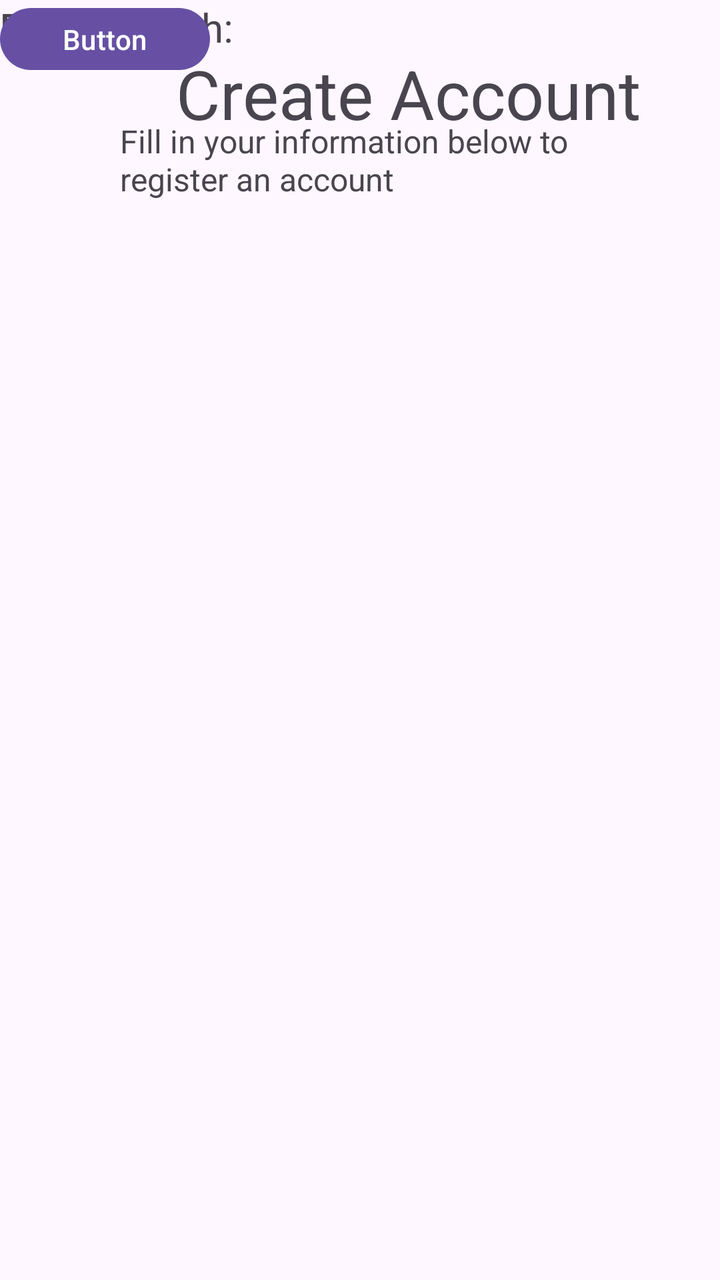
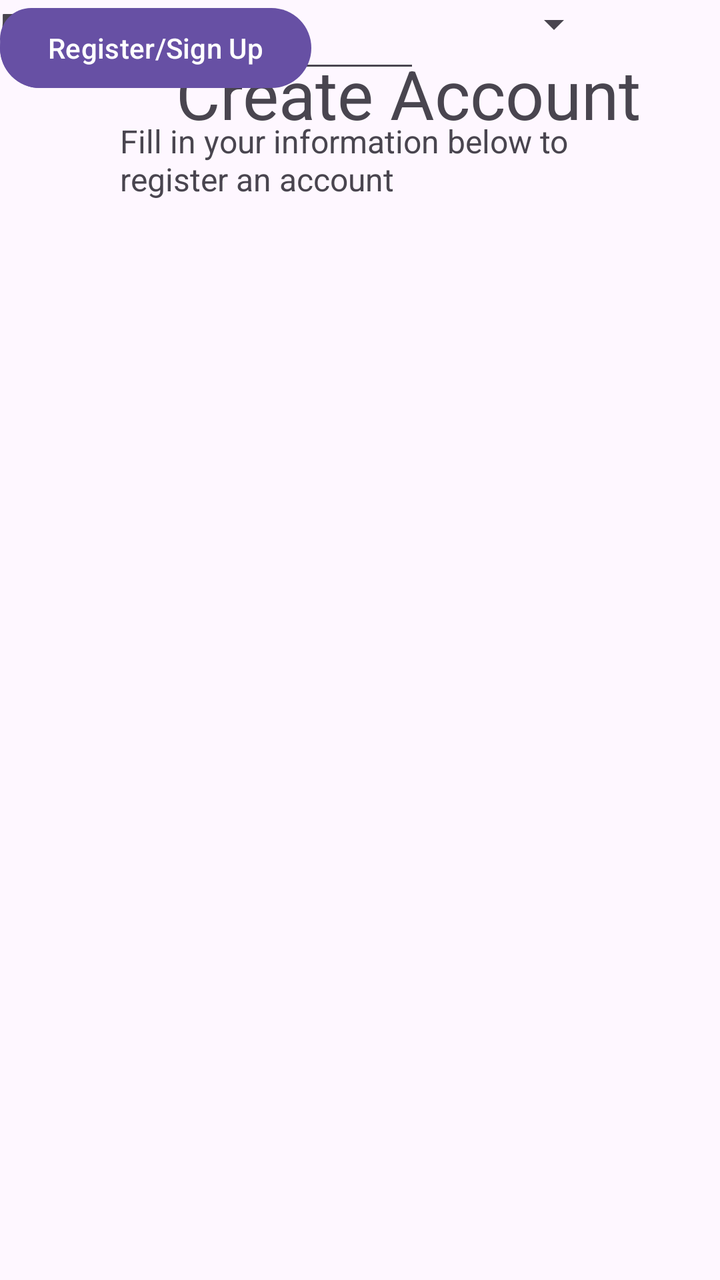

Screens rendered from an Android XML layout before and after an edit, with the pre-edit source and the edit as a unified diff.
<!-- AndroidManifest.xml: application theme Theme.API_Integration_V5 -->
<!-- res/layout/fragment_register.xml -->
<?xml version="1.0" encoding="utf-8"?>
<androidx.constraintlayout.widget.ConstraintLayout xmlns:android="http://schemas.android.com/apk/res/android"
    xmlns:app="http://schemas.android.com/apk/res-auto"
    xmlns:tools="http://schemas.android.com/tools"
    android:id="@+id/frameLayout"
    android:layout_width="match_parent"
    android:layout_height="match_parent"
    tools:context=".RegisterFragment">

    <TextView
        android:id="@+id/textView9"
        android:layout_width="wrap_content"
        android:layout_height="wrap_content"
        android:text="Date of Birth:"
        android:textSize="20sp"
        tools:layout_editor_absoluteX="34dp"
        tools:layout_editor_absoluteY="305dp" />

    <TextView
        android:id="@+id/textView8"
        android:layout_width="wrap_content"
        android:layout_height="wrap_content"
        android:text="Email:"
        android:textSize="20sp"
        tools:layout_editor_absoluteX="34dp"
        tools:layout_editor_absoluteY="271dp" />

    <TextView
        android:id="@+id/textView7"
        android:layout_width="wrap_content"
        android:layout_height="wrap_content"
        android:text="Fullname:"
        android:textSize="20sp"
        tools:layout_editor_absoluteX="34dp"
        tools:layout_editor_absoluteY="236dp" />

    <TextView
        android:id="@+id/textView2"
        android:layout_width="wrap_content"
        android:layout_height="wrap_content"
        android:layout_marginStart="88dp"
        android:layout_marginTop="24dp"
        android:text="Create Account"
        android:textSize="34sp"
        app:layout_constraintStart_toStartOf="parent"
        app:layout_constraintTop_toTopOf="parent" />

    <TextView
        android:id="@+id/textView3"
        android:layout_width="250dp"
        android:layout_height="50dp"
        android:text="Fill in your information below to register an account"
        android:textSize="16sp"
        app:layout_constraintBottom_toBottomOf="parent"
        app:layout_constraintEnd_toEndOf="parent"
        app:layout_constraintHorizontal_bias="0.546"
        app:layout_constraintStart_toStartOf="parent"
        app:layout_constraintTop_toTopOf="parent"
        app:layout_constraintVertical_bias="0.101" />

    <TextView
        android:id="@+id/textView5"
        android:layout_width="wrap_content"
        android:layout_height="wrap_content"
        android:text="Username:"
        android:textSize="20sp"
        tools:layout_editor_absoluteX="34dp"
        tools:layout_editor_absoluteY="164dp" />

    <TextView
        android:id="@+id/textView6"
        android:layout_width="wrap_content"
        android:layout_height="wrap_content"
        android:text="Password:"
        android:textSize="20sp"
        tools:layout_editor_absoluteX="34dp"
        tools:layout_editor_absoluteY="199dp" />

    <Button
        android:id="@+id/button"
        android:layout_width="105dp"
        android:layout_height="39dp"
        android:text="Button"
        tools:layout_editor_absoluteX="169dp"
        tools:layout_editor_absoluteY="305dp" />

</androidx.constraintlayout.widget.ConstraintLayout>
<!-- resources referenced by this layout -->
<resources>
  <style name="Theme.API_Integration_V5" parent="Base.Theme.API_Integration_V5" />
  <style name="Base.Theme.API_Integration_V5" parent="Theme.Material3.DayNight.NoActionBar">
          
          
      </style>
</resources>

<!-- the commit's change to res/layout/fragment_register.xml (unified diff, before → after) -->
@@ -8,31 +8,40 @@
     tools:context=".RegisterFragment">
 
     <TextView
-        android:id="@+id/textView9"
+        android:id="@+id/genderLabel"
+        android:layout_width="wrap_content"
+        android:layout_height="wrap_content"
+        android:text="Gender: "
+        android:textSize="20sp"
+        tools:layout_editor_absoluteX="34dp"
+        tools:layout_editor_absoluteY="424dp" />
+
+    <TextView
+        android:id="@+id/birthLabel"
         android:layout_width="wrap_content"
         android:layout_height="wrap_content"
         android:text="Date of Birth:"
         android:textSize="20sp"
         tools:layout_editor_absoluteX="34dp"
-        tools:layout_editor_absoluteY="305dp" />
+        tools:layout_editor_absoluteY="370dp" />
 
     <TextView
-        android:id="@+id/textView8"
+        android:id="@+id/emailLabel"
         android:layout_width="wrap_content"
         android:layout_height="wrap_content"
         android:text="Email:"
         android:textSize="20sp"
         tools:layout_editor_absoluteX="34dp"
-        tools:layout_editor_absoluteY="271dp" />
+        tools:layout_editor_absoluteY="305dp" />
 
     <TextView
-        android:id="@+id/textView7"
+        android:id="@+id/fullnameLabel"
         android:layout_width="wrap_content"
         android:layout_height="wrap_content"
         android:text="Fullname:"
         android:textSize="20sp"
         tools:layout_editor_absoluteX="34dp"
-        tools:layout_editor_absoluteY="236dp" />
+        tools:layout_editor_absoluteY="247dp" />
 
     <TextView
         android:id="@+id/textView2"
@@ -59,16 +68,16 @@
         app:layout_constraintVertical_bias="0.101" />
 
     <TextView
-        android:id="@+id/textView5"
+        android:id="@+id/usernameLabel"
         android:layout_width="wrap_content"
         android:layout_height="wrap_content"
         android:text="Username:"
         android:textSize="20sp"
         tools:layout_editor_absoluteX="34dp"
-        tools:layout_editor_absoluteY="164dp" />
+        tools:layout_editor_absoluteY="145dp" />
 
     <TextView
-        android:id="@+id/textView6"
+        android:id="@+id/passwordLabel"
         android:layout_width="wrap_content"
         android:layout_height="wrap_content"
         android:text="Password:"
@@ -77,11 +86,73 @@
         tools:layout_editor_absoluteY="199dp" />
 
     <Button
-        android:id="@+id/button"
+        android:id="@+id/birthBtn"
         android:layout_width="105dp"
         android:layout_height="39dp"
         android:text="Button"
-        tools:layout_editor_absoluteX="169dp"
-        tools:layout_editor_absoluteY="305dp" />
+        tools:layout_editor_absoluteX="191dp"
+        tools:layout_editor_absoluteY="361dp" />
+
+    <Spinner
+        android:id="@+id/genderSpinner"
+        android:layout_width="301dp"
+        android:layout_height="wrap_content"
+        tools:layout_editor_absoluteX="108dp"
+        tools:layout_editor_absoluteY="427dp" />
+
+    <EditText
+        android:id="@+id/registerUsernameInput"
+        android:layout_width="wrap_content"
+        android:layout_height="wrap_content"
+        android:ems="10"
+        android:inputType="text"
+        android:text="Name"
+        tools:layout_editor_absoluteX="142dp"
+        tools:layout_editor_absoluteY="136dp" />
+
+    <EditText
+        android:id="@+id/registerPasswordTextPassword"
+        android:layout_width="wrap_content"
+        android:layout_height="wrap_content"
+        android:ems="10"
+        android:inputType="textPassword"
+        tools:layout_editor_absoluteX="142dp"
+        tools:layout_editor_absoluteY="191dp" />
+
+    <EditText
+        android:id="@+id/registerFullnameInput"
+        android:layout_width="wrap_content"
+        android:layout_height="wrap_content"
+        android:ems="10"
+        android:inputType="text"
+        android:text="Name"
+        tools:layout_editor_absoluteX="142dp"
+        tools:layout_editor_absoluteY="240dp" />
+
+    <EditText
+        android:id="@+id/registerEmailInput"
+        android:layout_width="wrap_content"
+        android:layout_height="wrap_content"
+        android:ems="10"
+        android:inputType="text"
+        android:text="Name"
+        tools:layout_editor_absoluteX="141dp"
+        tools:layout_editor_absoluteY="294dp" />
+
+    <Button
+        android:id="@+id/exitRegisteBtn"
+        android:layout_width="wrap_content"
+        android:layout_height="wrap_content"
+        android:text="Exit"
+        tools:layout_editor_absoluteX="34dp"
+        tools:layout_editor_absoluteY="549dp" />
+
+    <Button
+        android:id="@+id/registerCompleteBtn"
+        android:layout_width="wrap_content"
+        android:layout_height="wrap_content"
+        android:text="Register/Sign Up"
+        tools:layout_editor_absoluteX="229dp"
+        tools:layout_editor_absoluteY="549dp" />
 
 </androidx.constraintlayout.widget.ConstraintLayout>
